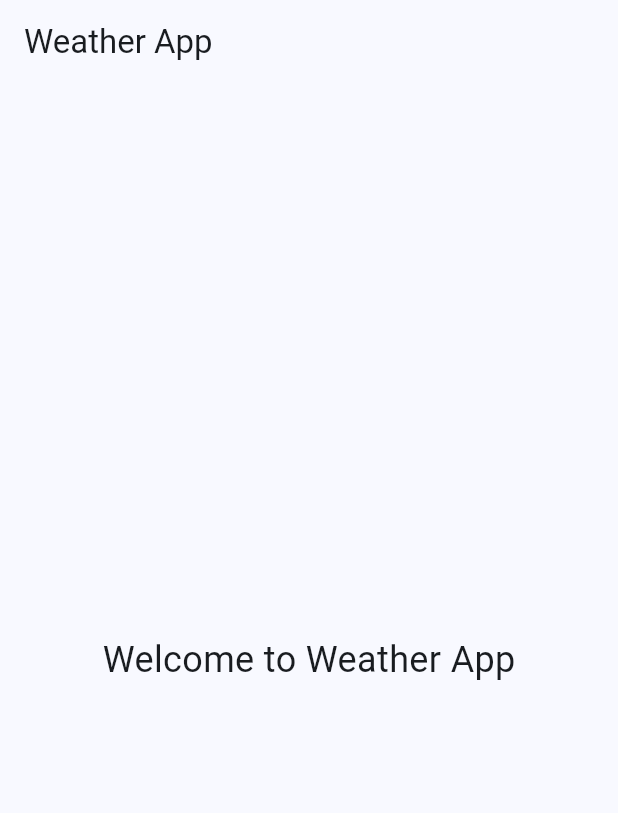
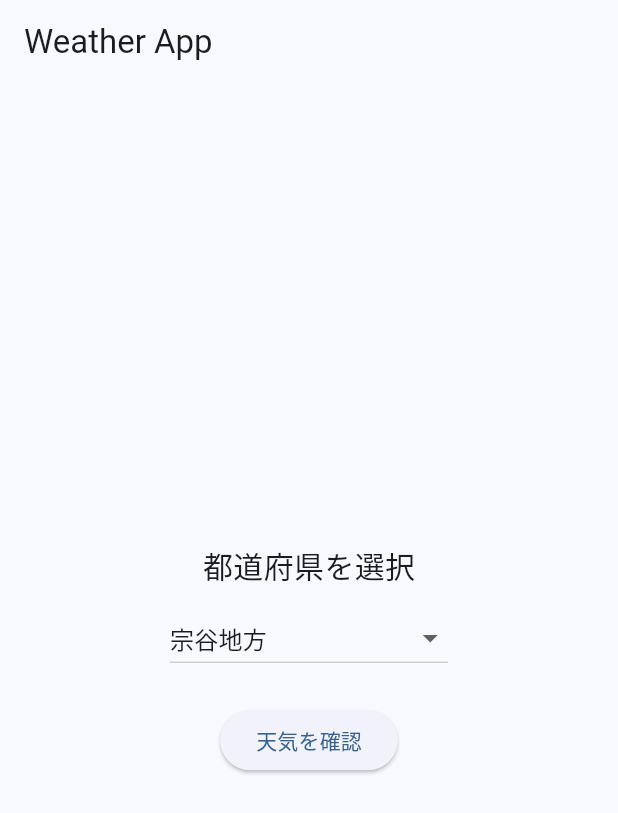
Before and after one commit to real-shinza/weather-app, a Flutter app: the screen it shows after launch, on a phone screen of 412 x 824 dp. Shown: the top 813 px of the screen. Run offline on Flutter 3.47's test engine with Material 3 defaults, Android fonts, the phone set to English and light mode, and no system bars.

Commit message:
ドロップダウンメニュー作成

```diff
--- a/lib/main.dart
+++ b/lib/main.dart
@@ -10,6 +10,7 @@
   @override
   Widget build(BuildContext context) {
     return MaterialApp(
+      debugShowCheckedModeBanner: false,
       title: 'Weather App',
       theme: ThemeData(
         colorScheme: ColorScheme.fromSeed(seedColor: Colors.blue),
@@ -19,19 +20,144 @@
   }
 }
 
-class HomePage extends StatelessWidget {
+class HomePage extends StatefulWidget {
   const HomePage({super.key});
+
+  @override
+  HomePageState createState() => HomePageState();
+}
+
+class HomePageState extends State<HomePage> {
+  final List<Map<String, String>> prefectures = [
+    {'id': '011000', 'name': '宗谷地方'},
+    {'id': '012000', 'name': '上川・留萌地方'},
+    {'id': '016000', 'name': '石狩・空知・後志地方'},
+    {'id': '013000', 'name': '網走・北見・紋別地方'},
+    {'id': '014100', 'name': '釧路・根室地方'},
+    {'id': '015000', 'name': '胆振・日高地方'},
+    {'id': '017000', 'name': '渡島・檜山地方'},
+    {'id': '020000', 'name': '青森県'},
+    {'id': '050000', 'name': '秋田県'},
+    {'id': '030000', 'name': '岩手県'},
+    {'id': '040000', 'name': '宮城県'},
+    {'id': '060000', 'name': '山形県'},
+    {'id': '070000', 'name': '福島県'},
+    {'id': '080000', 'name': '茨城県'},
+    {'id': '090000', 'name': '栃木県'},
+    {'id': '100000', 'name': '群馬県'},
+    {'id': '110000', 'name': '埼玉県'},
+    {'id': '130000', 'name': '東京都'},
+    {'id': '120000', 'name': '千葉県'},
+    {'id': '140000', 'name': '神奈川県'},
+    {'id': '200000', 'name': '長野県'},
+    {'id': '190000', 'name': '山梨県'},
+    {'id': '220000', 'name': '静岡県'},
+    {'id': '230000', 'name': '愛知県'},
+    {'id': '210000', 'name': '岐阜県'},
+    {'id': '240000', 'name': '三重県'},
+    {'id': '150000', 'name': '新潟県'},
+    {'id': '160000', 'name': '富山県'},
+    {'id': '170000', 'name': '石川県'},
+    {'id': '180000', 'name': '福井県'},
+    {'id': '250000', 'name': '滋賀県'},
+    {'id': '260000', 'name': '京都府'},
+    {'id': '270000', 'name': '大阪府'},
+    {'id': '280000', 'name': '兵庫県'},
+    {'id': '290000', 'name': '奈良県'},
+    {'id': '300000', 'name': '和歌山県'},
+    {'id': '330000', 'name': '岡山県'},
+    {'id': '340000', 'name': '広島県'},
+    {'id': '320000', 'name': '島根県'},
+    {'id': '310000', 'name': '鳥取県'},
+    {'id': '360000', 'name': '徳島県'},
+    {'id': '370000', 'name': '香川県'},
+    {'id': '380000', 'name': '愛媛県'},
+    {'id': '390000', 'name': '高知県'},
+    {'id': '350000', 'name': '山口県'},
+    {'id': '400000', 'name': '福岡県'},
+    {'id': '440000', 'name': '大分県'},
+    {'id': '420000', 'name': '長崎県'},
+    {'id': '410000', 'name': '佐賀県'},
+    {'id': '430000', 'name': '熊本県'},
+    {'id': '450000', 'name': '宮崎県'},
+    {'id': '460100', 'name': '鹿児島県'},
+    {'id': '471000', 'name': '沖縄本島地方'},
+    {'id': '472000', 'name': '大東島地方'},
+    {'id': '473000', 'name': '宮古島地方'},
+    {'id': '474000', 'name': '八重山地方'},
+  ];
+  Map<String, String>? selectedPrefecture;
+
+  @override
+  void initState() {
+    super.initState();
+    if (prefectures.isNotEmpty) {
+      selectedPrefecture = prefectures[0];
+    }
+  }
 
   @override
   Widget build(BuildContext context) {
     return Scaffold(
       appBar: AppBar(title: const Text('Weather App')),
-      body: const Center(
-        child: Text(
-          'Welcome to Weather App',
-          style: TextStyle(fontSize: 24),
+      body: Center(
+        child: Column(
+          mainAxisAlignment: MainAxisAlignment.center,
+          crossAxisAlignment: CrossAxisAlignment.center,
+          children: [
+            const Text(
+              '都道府県を選択',
+              style: TextStyle(fontSize: 20),
+            ),
+            const SizedBox(height: 10),
+            DropdownButton<Map<String, String>>(
+              value: selectedPrefecture,
+              onChanged: (Map<String, String>? newValue) {
+                setState(() {
+                  selectedPrefecture = newValue!;
+                });
+              },
+              items: prefectures.map<DropdownMenuItem<Map<String, String>>>((Map<String, String> prefecture) {
+                return DropdownMenuItem<Map<String, String>>(
+                  value: prefecture,
+                  child: Text(prefecture['name']!),
+                );
+              }).toList(),
+            ),
+            const SizedBox(height: 20),
+            ElevatedButton(
+              onPressed: () {
+                Navigator.push(
+                  context,
+                  MaterialPageRoute(
+                    builder: (context) => WeatherPage(id: selectedPrefecture!['id']!, name: selectedPrefecture!['name']!),
+                  ),
+                );
+              },
+              child: const Text('天気を確認'),
+            ),
+          ],
         ),
       ),
     );
   }
 }
+
+class WeatherPage extends StatelessWidget {
+  final String id;
+  final String name;
+  const WeatherPage({super.key, required this.id, required this.name});
+
+  @override
+  Widget build(BuildContext context) {
+    return Scaffold(
+      appBar: AppBar(title: Text('$nameの天気')),
+      body: Center(
+        child: Text(
+          'Weather details for $name will be displayed here.',
+          style: const TextStyle(fontSize: 20),
+        ),
+      ),
+    );
+  }
+}
```
Also changed, not shown: analysis_options.yaml (+0 -24 lines), pubspec.yaml (+2 -71 lines), 1 other file.
